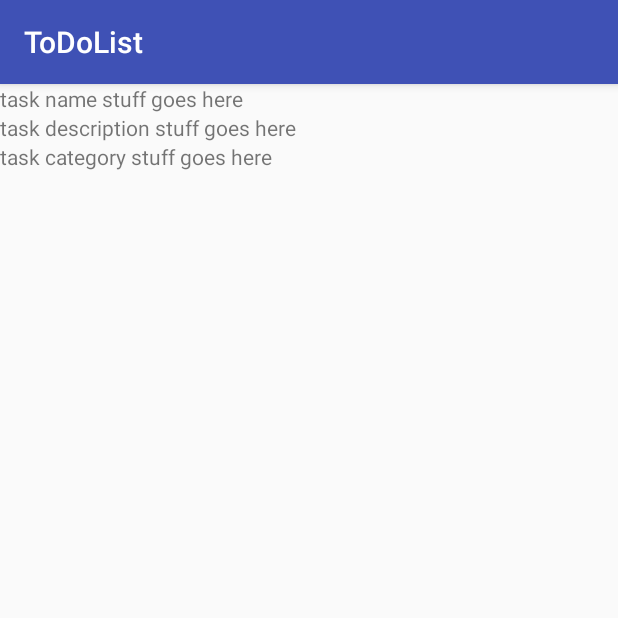
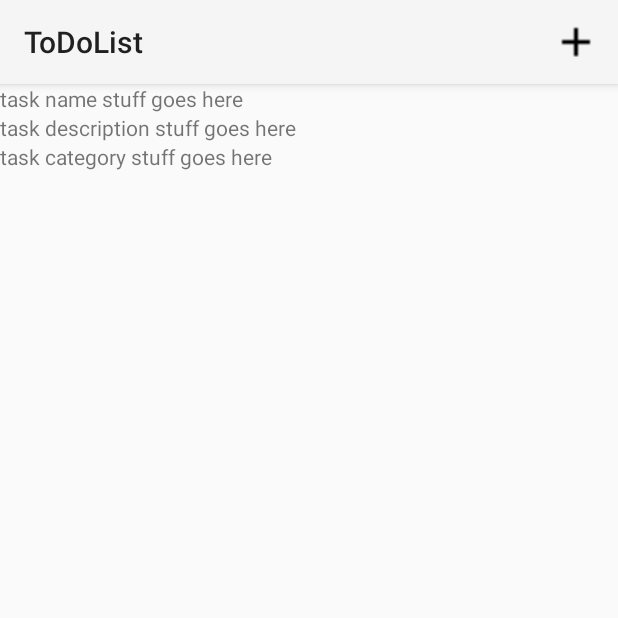
Before and after one commit to rob-code/Project2_ToDoList, an Android app: the screen it shows after launch (ShowTaskDetailsActivity), after a tap on "Shopping", on a phone screen of 412 x 824 dp, the top half of it. Run offline under Robolectric (Android 15) with nearby library versions, the phone set to English and light mode, and no system bars.

Commit message:
replace default action bar with custom AppBar with correct navigation

```diff
--- a/app/src/main/java/com/codeclan/todolist/CreateNewTaskActivity.java
+++ b/app/src/main/java/com/codeclan/todolist/CreateNewTaskActivity.java
@@ -3,6 +3,7 @@ package com.codeclan.todolist;
 import android.content.Intent;
 import android.support.v7.app.AppCompatActivity;
 import android.os.Bundle;
+import android.support.v7.widget.Toolbar;
 import android.view.View;
 import android.widget.EditText;
 import android.widget.Toast;
@@ -17,6 +18,11 @@ public class CreateNewTaskActivity extends AppCompatActivity {
     protected void onCreate(Bundle savedInstanceState) {
         super.onCreate(savedInstanceState);
         setContentView(R.layout.activity_create_new_task);
+
+        //add AppBar
+        Toolbar myToolbar = (Toolbar) findViewById(R.id.app_bar_menu);
+        setSupportActionBar(myToolbar);
+
 
         taskName = (EditText)findViewById(R.id.input_name);
         taskDescription = (EditText)findViewById(R.id.input_description);
--- a/app/src/main/java/com/codeclan/todolist/ListActivity.java
+++ b/app/src/main/java/com/codeclan/todolist/ListActivity.java
@@ -21,6 +21,9 @@ public class ListActivity extends AppCompatActivity {
     protected void onCreate(Bundle savedInstanceState) {
         super.onCreate(savedInstanceState);
         setContentView(R.layout.task_list);
+
+        Toolbar myToolbar = (Toolbar) findViewById(R.id.app_bar_menu);
+        setSupportActionBar(myToolbar);
 
         TaskList taskList = new TaskList();
         Task task1 = new Task("Shopping", "Get razor blades", "Personal", false);
@@ -71,9 +74,6 @@ public class ListActivity extends AppCompatActivity {
         startActivity(intent);
     }
 
-
-    //working with the add button - but it needs not to be an options menu!
-
     @Override
     public boolean onCreateOptionsMenu(Menu menu) {
         MenuInflater inflater = getMenuInflater();
--- a/app/src/main/java/com/codeclan/todolist/ShowTaskDetailsActivity.java
+++ b/app/src/main/java/com/codeclan/todolist/ShowTaskDetailsActivity.java
@@ -3,6 +3,10 @@ package com.codeclan.todolist;
 import android.content.Intent;
 import android.support.v7.app.AppCompatActivity;
 import android.os.Bundle;
+import android.support.v7.widget.Toolbar;
+import android.view.Menu;
+import android.view.MenuInflater;
+import android.view.MenuItem;
 import android.widget.TextView;
 
 public class ShowTaskDetailsActivity extends AppCompatActivity {
@@ -16,6 +20,9 @@ public class ShowTaskDetailsActivity extends AppCompatActivity {
         super.onCreate(savedInstanceState);
         setContentView(R.layout.activity_show_task_details);
 
+        //add AppBar
+        Toolbar myToolbar = (Toolbar) findViewById(R.id.app_bar_menu);
+        setSupportActionBar(myToolbar);
 
         Intent intent = getIntent();
         Bundle extras = intent.getExtras();
@@ -32,6 +39,54 @@ public class ShowTaskDetailsActivity extends AppCompatActivity {
         taskDescription.setText(description);
         taskCategory.setText(category);
 
-}
+    }
+
+
+    //AppBar with add new task action
+
+    @Override
+    public boolean onCreateOptionsMenu(Menu menu) {
+        MenuInflater inflater = getMenuInflater();
+        inflater.inflate(R.menu.app_bar_menu, menu);
+        return true;
+    }
+
+    @Override
+    public boolean onOptionsItemSelected(MenuItem item) {
+        // Handle item selection
+        switch (item.getItemId()) {
+            case R.id.add_new_task:
+                onAddTaskClicked();
+                return true;
+            default:
+                return super.onOptionsItemSelected(item);
+        }
+    }
+
+    public void onAddTaskClicked(){
+
+        //RelativeLayout title = (RelativeLayout) textView;
+        Intent intent = new Intent(this, CreateNewTaskActivity.class);
+        //intent.putExtra("task name", title.getText().toString());
+
+        //just testing out for the meantime
+        intent.putExtra("name", "task name stuff goes here");
+        intent.putExtra("description", "task description stuff goes here");
+        intent.putExtra("category", "task category stuff goes here");
+
+        startActivity(intent);
+
+
+
+
+    }
+
+
+
+
+
+
+
+
 
 }
--- a/app/src/main/res/layout/activity_show_task_details.xml
+++ b/app/src/main/res/layout/activity_show_task_details.xml
@@ -6,6 +6,16 @@
     android:layout_width="match_parent"
     android:layout_height="match_parent"
     tools:context="com.codeclan.todolist.ShowTaskDetailsActivity">
+
+    <android.support.v7.widget.Toolbar
+        android:id="@+id/app_bar_menu"
+        android:layout_width="match_parent"
+        android:layout_height="?attr/actionBarSize"
+        android:background="?attr/colorPrimary"
+        android:elevation="4dp"
+        android:theme="@style/ThemeOverlay.AppCompat.ActionBar"
+        app:popupTheme="@style/ThemeOverlay.AppCompat.Light"/>
+
 
 <TextView
     android:id="@+id/show_name"
--- a/app/src/main/res/menu/app_bar_menu.xml
+++ b/app/src/main/res/menu/app_bar_menu.xml
@@ -1,8 +1,12 @@
 <?xml version="1.0" encoding="utf-8"?>
-<menu xmlns:android="http://schemas.android.com/apk/res/android">
+<menu xmlns:android="http://schemas.android.com/apk/res/android"
+    xmlns:app="http://schemas.android.com/apk/res-auto">
 
         <item
             android:id="@+id/add_new_task"
             android:title="@string/new_task"
-            android:icon="@drawable/green_tick"/>
+            android:icon="@drawable/ic_add_black_24dp"
+            android:enabled="true"
+            android:visible="true"
+            app:showAsAction="always"/>
     </menu>
```
Also changed, not shown: app/src/main/AndroidManifest.xml (+7 -1 lines), app/src/main/res/layout/activity_create_new_task.xml (+8 -0 lines), app/src/main/res/layout/task_list.xml (+12 -0 lines), app/src/main/res/drawable/ic_add_black_24dp.png (added).
